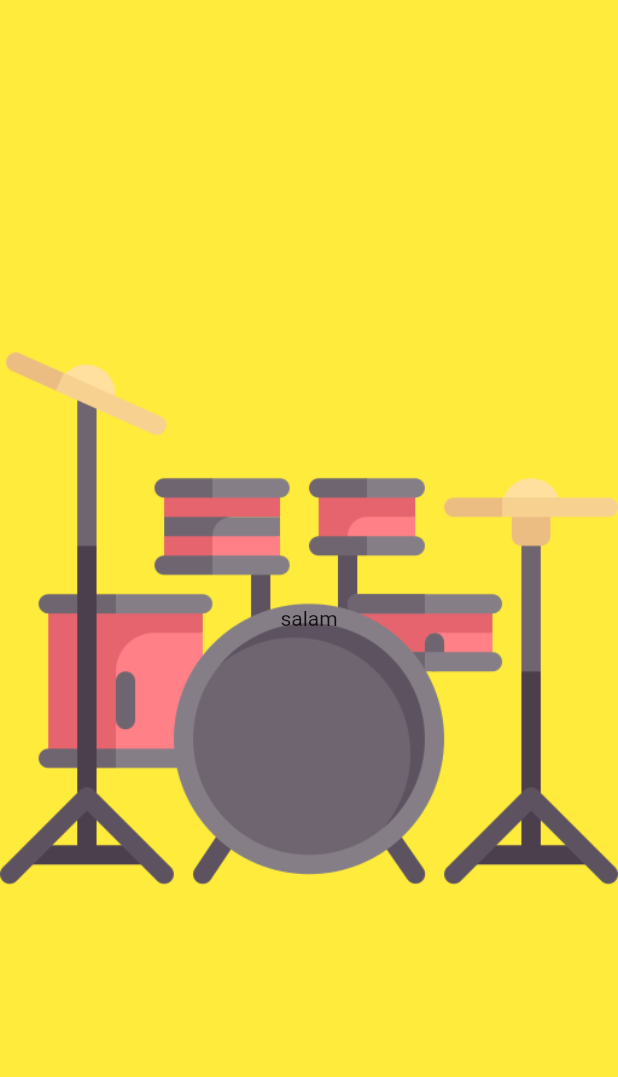
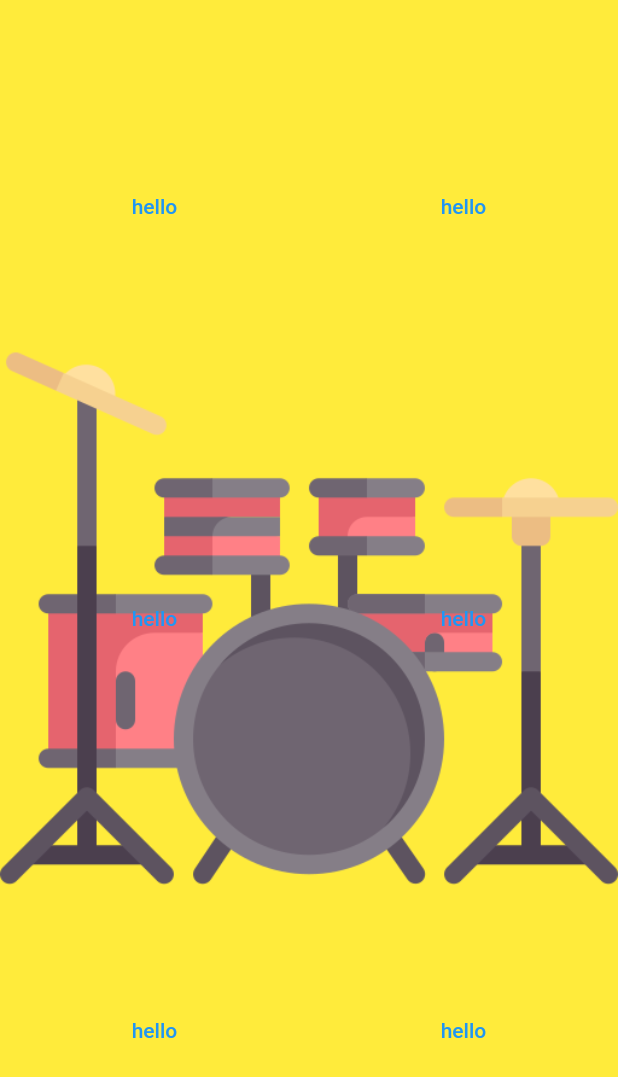
Before and after one commit to ErfiDev/drum_audio, a Flutter app: the screen it shows after launch, on a phone screen of 412 x 824 dp. Shown: the top 1077 px of the screen. Run offline on Flutter 3.47's test engine with Material 2 defaults, Android fonts, the light colour scheme and no system bars.

Commit message:
split columns

```diff
--- a/lib/src/app.dart
+++ b/lib/src/app.dart
@@ -17,14 +17,73 @@ class App extends StatelessWidget {
                   image: AssetImage('images/drum.png'),
                 ),
               ),
-            child: Center(
-              child: Container(
-                child: Text('salam'),
-              ),
-            ),
-          ),
+              child: getAppColumn()),
         ),
       ),
     );
   }
 }
+
+Widget getAppColumn() {
+  return Column(
+    children: [
+      Expanded(
+        child: Row(
+          crossAxisAlignment: CrossAxisAlignment.stretch,
+          children: [
+            Expanded(
+              child: TextButton(
+                onPressed: () => print(''),
+                child: Text('hello'),
+              ),
+            ),
+            Expanded(
+              child: TextButton(
+                onPressed: () => print(''),
+                child: Text('hello'),
+              ),
+            ),
+          ],
+        ),
+      ),
+      Expanded(
+        child: Row(
+          crossAxisAlignment: CrossAxisAlignment.stretch,
+          children: [
+            Expanded(
+              child: TextButton(
+                onPressed: () => print(''),
+                child: Text('hello'),
+              ),
+            ),
+            Expanded(
+              child: TextButton(
+                onPressed: () => print(''),
+                child: Text('hello'),
+              ),
+            ),
+          ],
+        ),
+      ),
+      Expanded(
+        child: Row(
+          crossAxisAlignment: CrossAxisAlignment.stretch,
+          children: [
+            Expanded(
+              child: TextButton(
+                onPressed: () => print(''),
+                child: Text('hello'),
+              ),
+            ),
+            Expanded(
+              child: TextButton(
+                onPressed: () => print(''),
+                child: Text('hello'),
+              ),
+            ),
+          ],
+        ),
+      )
+    ],
+  );
+}
```
Lines whose indentation alone changed are shown as unchanged.
